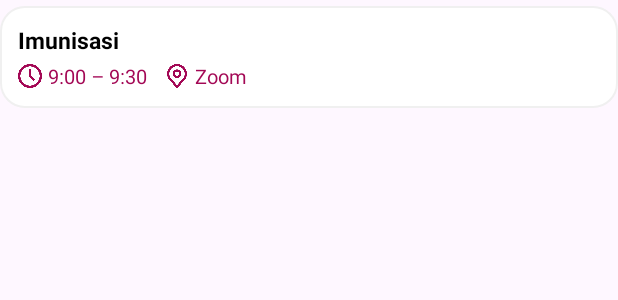
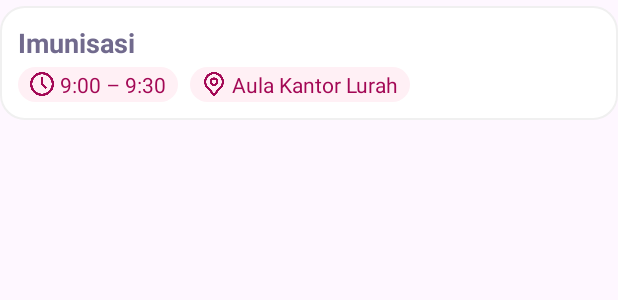
Before and after one commit to fauziaz/PosyanduHB, an Android app: the layout layout_event_item.xml on its own in the app's theme, with its tools: preview values and no code run, on a phone screen of 412 x 824 dp. Shown: the top 300 px of the screen. Run offline under Robolectric (Android 15) with nearby library versions, the phone set to English and light mode, and no system bars.

Commit message:
ubah desain layout jadwal

```diff
--- /dev/null
+++ b/app/src/main/res/drawable/bg_chip_pink.xml
@@ -0,0 +1,10 @@
+<shape xmlns:android="http://schemas.android.com/apk/res/android"
+    android:shape="rectangle">
+    <solid android:color="#FFF0F5" /> <!-- Warna pink muda -->
+    <corners android:radius="12dp" />
+    <padding
+        android:left="8dp"
+        android:top="2dp"
+        android:right="8dp"
+        android:bottom="2dp" />
+</shape>
--- a/app/src/main/res/layout/layout_event_item.xml
+++ b/app/src/main/res/layout/layout_event_item.xml
@@ -12,8 +12,8 @@
         android:layout_height="wrap_content"
         android:text="Imunisasi"
         android:textStyle="bold"
-        android:textSize="15sp"
-        android:textColor="#000" />
+        android:textSize="18sp"
+        android:textColor="@color/ungu" />
     <LinearLayout
         android:layout_width="wrap_content"
         android:layout_height="wrap_content"
@@ -21,12 +21,20 @@
         android:paddingTop="4dp"
         android:gravity="center_vertical">
 
-        <!-- Ikon Jam -->
+        <!-- Chip waktu -->
+        <LinearLayout
+            android:layout_width="wrap_content"
+            android:layout_height="wrap_content"
+            android:orientation="horizontal"
+            android:background="@drawable/bg_chip_pink"
+            android:gravity="center_vertical"
+            android:layout_marginEnd="8dp">
+
             <ImageView
                 android:layout_width="16dp"
                 android:layout_height="16dp"
                 android:src="@drawable/ic_jam"
-            android:tint="#A30855"
+                android:tint="@color/pink_gelap"
                 android:layout_marginEnd="4dp" />
 
             <TextView
@@ -34,28 +42,34 @@
                 android:layout_width="wrap_content"
                 android:layout_height="wrap_content"
                 android:text="9:00 – 9:30"
-            android:textColor="#A30855"
-            android:textSize="13sp" />
+                android:textColor="@color/pink_gelap"
+                android:textSize="14sp" />
+        </LinearLayout>
 
-        <!-- Spacer kecil -->
-        <Space
-            android:layout_width="12dp"
-            android:layout_height="match_parent" />
+        <!-- Chip lokasi -->
+        <LinearLayout
+            android:layout_width="wrap_content"
+            android:layout_height="wrap_content"
+            android:orientation="horizontal"
+            android:background="@drawable/bg_chip_pink"
+            android:gravity="center_vertical">
 
-        <!-- Ikon Lokasi -->
             <ImageView
                 android:layout_width="16dp"
                 android:layout_height="16dp"
                 android:src="@drawable/ic_lokasi"
-            android:tint="#A30855"
+                android:tint="@color/pink_gelap"
                 android:layout_marginEnd="4dp" />
 
             <TextView
                 android:id="@+id/tvLokasi"
                 android:layout_width="wrap_content"
                 android:layout_height="wrap_content"
-            android:text="Zoom"
-            android:textColor="#A30855"
-            android:textSize="13sp" />
+                android:text="Aula Kantor Lurah"
+                android:textColor="@color/pink_gelap"
+                android:textSize="14sp" />
         </LinearLayout>
+
     </LinearLayout>
+
+</LinearLayout>
--- a/app/src/main/res/values/colors.xml
+++ b/app/src/main/res/values/colors.xml
@@ -4,4 +4,6 @@
     <color name="white">#FFFFFFFF</color>
     <color name="pink">#F0D8E4</color>
     <color name="ungu">#716A8D</color>
+    <color name="ungu_dark">#5B4F75</color>
+    <color name="pink_gelap">#A30855</color>
 </resources>
```
Also changed, not shown: app/src/main/AndroidManifest.xml (+7 -0 lines), app/src/main/res/layout/activity_jadwal.xml (+104 -2 lines), app/src/main/res/drawable/ic_calendar.png (deleted), app/src/main/res/drawable/ic_email.png (deleted). Lines whose indentation alone changed are shown as unchanged.
